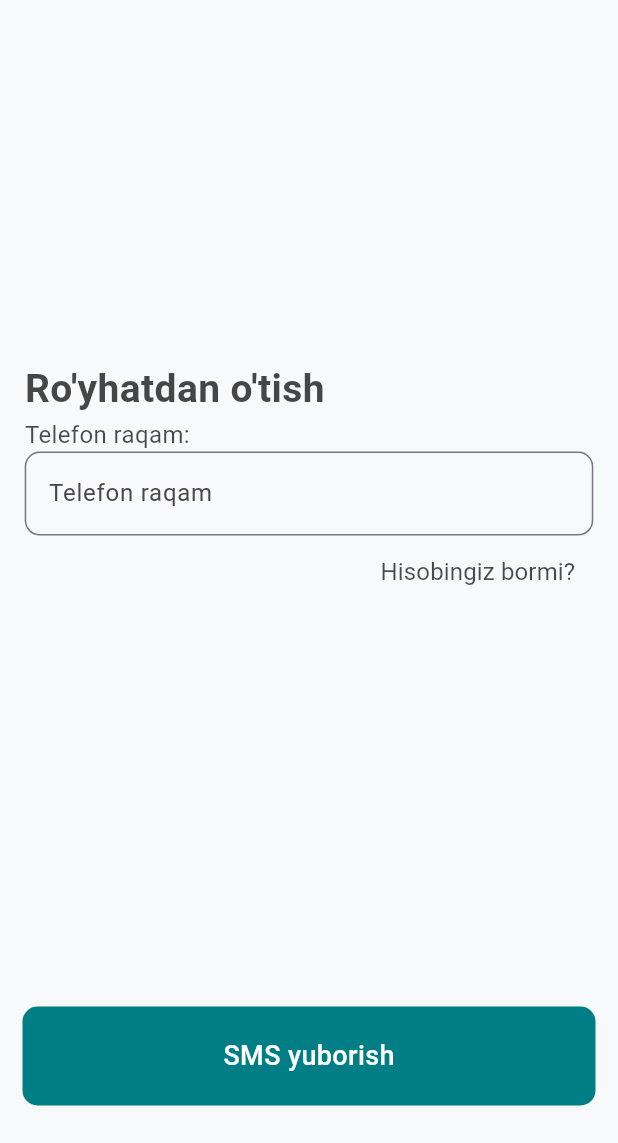
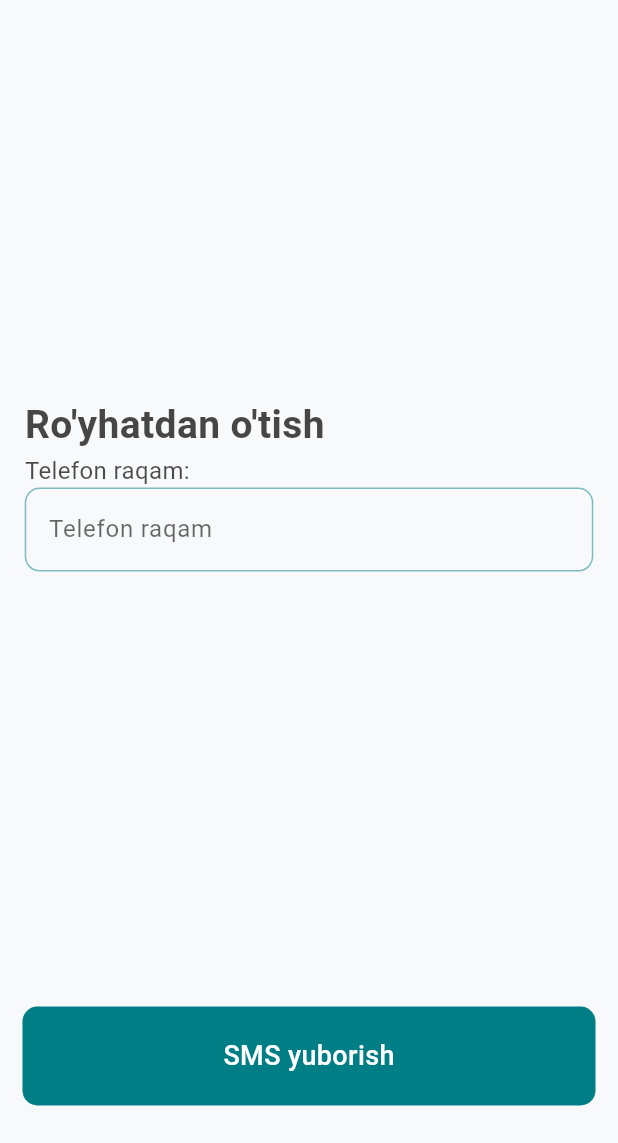
Before and after one commit to hakimkhon/clinic-app, a Flutter app: the screen it shows after launch, on a phone screen of 412 x 824 dp, the part 93-1236 px from its top. Run offline on Flutter 3.47's test engine with Material 3 defaults, Android fonts, the phone set to English and light mode, and no system bars; drawn by our look-alikes of zoom_tap_animation.

Commit message:
AndroidManifest file update, swg file add, text field border color add

```diff
--- a/lib/presentation/core/constant/colors.dart
+++ b/lib/presentation/core/constant/colors.dart
@@ -9,6 +9,7 @@ class MyColors {
   static const btnBackgroundDarkColor = Color.fromRGBO(14, 14, 14, 0.6);
   static const btnTextColor = Color.fromRGBO(255, 255, 255, 1);
   static const textButtonColor = Color.fromRGBO(0, 0, 0, 0.5);
+  static const hindTextColor = Color.fromRGBO(0, 0, 0, 0.6);
   static const containerTitleColor = Color.fromRGBO(36, 36, 36, 0.85);
   static const containerSubTitleColor = Color.fromRGBO(0, 0, 0, 0.4);
   static const containerBackgroundColor = Color.fromRGBO(0, 126, 133, 0.1);
--- a/lib/presentation/screens/auth/auth_page.dart
+++ b/lib/presentation/screens/auth/auth_page.dart
@@ -2,8 +2,8 @@ import 'package:clinicapp/data/routes/app_route.dart';
 import 'package:clinicapp/presentation/core/constant/colors.dart';
 import 'package:clinicapp/presentation/core/constant/sizes.dart';
 import 'package:clinicapp/presentation/core/resource/assets.dart';
-import 'package:clinicapp/presentation/widgets/my_buttom.dart';
-import 'package:clinicapp/presentation/widgets/text_field.dart';
+import 'package:clinicapp/presentation/widgets/custom_button_widget.dart';
+import 'package:clinicapp/presentation/widgets/custom_text_field_widget.dart';
 import 'package:flutter/material.dart';
 
 class AuthPage extends StatelessWidget {
@@ -11,6 +11,7 @@ class AuthPage extends StatelessWidget {
 
   @override
   Widget build(BuildContext context) {
+    TextEditingController smsCodeController = TextEditingController();
     return Scaffold(
       backgroundColor: MyColors.bgBodyColor,
       body: SafeArea(
@@ -39,7 +40,6 @@ class AuthPage extends StatelessWidget {
               width: ConstSizes.width(100, context),
               padding: EdgeInsets.all(ConstSizes.width(4, context)),
               child: Column(
-                // mainAxisAlignment: MainAxisAlignment.start,
                 crossAxisAlignment: CrossAxisAlignment.start,
                 children: [
                   const Text(
@@ -50,37 +50,19 @@ class AuthPage extends StatelessWidget {
                       fontWeight: FontWeight.bold,
                     ),
                   ),
-                  const Text(
-                    "SMS kod:",
-                    style: TextStyle(
-                      fontSize: 16,
-                      color: MyColors.subTextColor,
-                      fontWeight: FontWeight.w400,
-                    ),
+                  CustomTextFieldWidget(
+                    hintText: "SMS kodni kiring",
+                    topText: "SMS kod",
+                    controller: smsCodeController,
+                    type: TextInputType.number,
                   ),
-                  const MyTextField(hintText: "SMS kodni kiriting"),
-                  TextButton(
-                    onPressed: () {},
-                    child: SizedBox(
-                      width: ConstSizes.width(100, context),
-                      child: const Text(
-                        "Nomerni o'zgartirish",
-                        textAlign: TextAlign.right,
-                        style: TextStyle(
-                          fontSize: 16,
-                          color: MyColors.subTextColor,
-                          fontWeight: FontWeight.w400,
-                        ),
-                      ),
-                    ),
-                  )
                 ],
               ),
             ),
             Padding(
               padding:
                   const EdgeInsets.symmetric(horizontal: 15.0, vertical: 25),
-              child: MyButtom(
+              child: CustomButtonWidget(
                 title: "Tasdiqlash",
                 onTap: () {
                   Navigator.pushNamedAndRemoveUntil(
--- a/lib/presentation/screens/home/home_page.dart
+++ b/lib/presentation/screens/home/home_page.dart
@@ -2,8 +2,8 @@ import 'package:clinicapp/data/routes/app_route.dart';
 import 'package:clinicapp/presentation/core/constant/colors.dart';
 import 'package:clinicapp/presentation/core/constant/sizes.dart';
 import 'package:clinicapp/presentation/core/resource/assets.dart';
-import 'package:clinicapp/presentation/widgets/my_buttom.dart';
-import 'package:clinicapp/presentation/widgets/text_field.dart';
+import 'package:clinicapp/presentation/widgets/custom_button_widget.dart';
+import 'package:clinicapp/presentation/widgets/custom_text_field_widget.dart';
 import 'package:flutter/material.dart';
 
 class HomePage extends StatefulWidget {
@@ -14,6 +14,7 @@ class HomePage extends StatefulWidget {
 }
 
 class _HomePageState extends State<HomePage> {
+  TextEditingController phoneNumberController = TextEditingController();
   @override
   Widget build(BuildContext context) {
     return Scaffold(
@@ -44,7 +45,6 @@ class _HomePageState extends State<HomePage> {
               width: ConstSizes.width(100, context),
               padding: EdgeInsets.all(ConstSizes.width(4, context)),
               child: Column(
-                // mainAxisAlignment: MainAxisAlignment.start,
                 crossAxisAlignment: CrossAxisAlignment.start,
                 children: [
                   const Text(
@@ -55,37 +55,18 @@ class _HomePageState extends State<HomePage> {
                       fontWeight: FontWeight.bold,
                     ),
                   ),
-                  const Text(
-                    "Telefon raqam:",
-                    style: TextStyle(
-                      fontSize: 16,
-                      color: MyColors.subTextColor,
-                      fontWeight: FontWeight.w400,
-                    ),
+                  CustomTextFieldWidget(
+                    hintText: "Telefon raqam",
+                    controller: phoneNumberController,
+                    type: TextInputType.phone,
                   ),
-                  const MyTextField(hintText: "Telefon raqam"),
-                  TextButton(
-                    onPressed: () {},
-                    child: SizedBox(
-                      width: ConstSizes.width(100, context),
-                      child: const Text(
-                        "Hisobingiz bormi?",
-                        textAlign: TextAlign.right,
-                        style: TextStyle(
-                          fontSize: 16,
-                          color: MyColors.subTextColor,
-                          fontWeight: FontWeight.w400,
-                        ),
-                      ),
-                    ),
-                  )
                 ],
               ),
             ),
             Padding(
               padding:
                   const EdgeInsets.symmetric(horizontal: 15.0, vertical: 25),
-              child: MyButtom(
+              child: CustomButtonWidget(
                 title: "SMS yuborish",
                 onTap: () {
                   Navigator.pushNamedAndRemoveUntil(
--- /dev/null
+++ b/lib/presentation/widgets/custom_button_widget.dart
@@ -0,0 +1,56 @@
+import 'package:clinicapp/presentation/core/constant/colors.dart';
+import 'package:clinicapp/presentation/core/constant/sizes.dart';
+import 'package:flutter/material.dart';
+import 'package:zoom_tap_animation/zoom_tap_animation.dart';
+
+class CustomButtonWidget extends StatelessWidget {
+  const CustomButtonWidget({
+    super.key,
+    required this.title,
+    required this.onTap,
+    this.icon = false,
+    this.color = MyColors.btnBackgroundColor,
+  });
+  final String title;
+  final Function onTap;
+  final bool icon;
+  final Color color;
+
+  @override
+  Widget build(BuildContext context) {
+    return ZoomTapAnimation(
+      child: Stack(
+        children: [
+          Container(
+            alignment: Alignment.center,
+            width: ConstSizes.width(100, context),
+            height: ConstSizes.height(8, context),
+            decoration: BoxDecoration(
+                borderRadius: BorderRadius.circular(10), color: color),
+            child: Text(
+              title,
+              style: const TextStyle(
+                fontSize: 18,
+                color: MyColors.btnTextColor,
+                fontWeight: FontWeight.w500,
+              ),
+            ),
+          ),
+          if (icon)
+            const Positioned(
+              right: 8,
+              top: 22,
+              child: Icon(
+                Icons.chevron_right,
+                color: Colors.white,
+                size: 28,
+              ),
+            )
+        ],
+      ),
+      onTap: () {
+        onTap();
+      },
+    );
+  }
+}
--- /dev/null
+++ b/lib/presentation/widgets/custom_text_field_widget.dart
@@ -0,0 +1,56 @@
+import 'package:clinicapp/presentation/core/constant/colors.dart';
+import 'package:flutter/material.dart';
+
+class CustomTextFieldWidget extends StatelessWidget {
+  const CustomTextFieldWidget({
+    super.key,
+    required this.hintText,
+    this.topText = "",
+    required this.controller,
+    this.type = TextInputType.text,
+  });
+  final String topText;
+  final String hintText;
+  final TextInputType type;
+  final TextEditingController controller;
+
+  @override
+  Widget build(BuildContext context) {
+    return Column(
+      crossAxisAlignment: CrossAxisAlignment.start,
+      children: [
+        Text(
+          topText == "" ? "$hintText:" : "$topText:",
+          style: const TextStyle(
+            fontSize: 16,
+            color: MyColors.subTextColor,
+            fontWeight: FontWeight.w400,
+          ),
+        ),
+        TextField(
+          controller: controller,
+          decoration: InputDecoration(
+              enabledBorder: OutlineInputBorder(
+                borderRadius: BorderRadius.circular(10),
+                borderSide: const BorderSide(
+                  color: MyColors.borderTextFieldColor,
+                ),
+              ),
+              focusedBorder: OutlineInputBorder(
+                borderRadius: BorderRadius.circular(10),
+                borderSide: const BorderSide(
+                    // color: MyColors.borderTextFieldColor,
+                    ),
+              ),
+              hintText: hintText,
+              hintStyle: const TextStyle(
+                fontSize: 16,
+                color: MyColors.hindTextColor,
+                fontWeight: FontWeight.w400,
+              )),
+          keyboardType: type,
+        ),
+      ],
+    );
+  }
+}
--- a/lib/presentation/widgets/my_buttom.dart
+++ /dev/null
@@ -1,39 +0,0 @@
-import 'package:clinicapp/presentation/core/constant/colors.dart';
-import 'package:clinicapp/presentation/core/constant/sizes.dart';
-import 'package:flutter/material.dart';
-import 'package:zoom_tap_animation/zoom_tap_animation.dart';
-
-class MyButtom extends StatelessWidget {
-  const MyButtom({
-    super.key,
-    required this.title,
-    required this.onTap,
-  });
-  final String title;
-  final Function onTap;
-
-  @override
-  Widget build(BuildContext context) {
-    return ZoomTapAnimation(
-      child: Container(
-        alignment: Alignment.center,
-        width: ConstSizes.width(100, context),
-        height: ConstSizes.height(8, context),
-        decoration: BoxDecoration(
-            borderRadius: BorderRadius.circular(10),
-            color: MyColors.btnBackgroundColor),
-        child: Text(
-          title,
-          style: const TextStyle(
-            fontSize: 18,
-            color: MyColors.btnTextColor,
-            fontWeight: FontWeight.w500,
-          ),
-        ),
-      ),
-      onTap: () {
-        onTap();
-      },
-    );
-  }
-}
--- a/lib/presentation/widgets/text_field.dart
+++ /dev/null
@@ -1,20 +0,0 @@
-import 'package:clinicapp/presentation/core/constant/colors.dart';
-import 'package:flutter/material.dart';
-
-class MyTextField extends StatelessWidget {
-  const MyTextField({super.key, required this.hintText});
-  final String hintText;
-
-  @override
-  Widget build(BuildContext context) {
-    return TextField(
-      decoration: InputDecoration(
-        border: OutlineInputBorder(
-            borderRadius: BorderRadius.circular(10),
-            borderSide: const BorderSide(color: MyColors.borderTextFieldColor)),
-        hintText: hintText,
-      ),
-      keyboardType: TextInputType.number,
-    );
-  }
-}
```
Also changed, not shown: assets/images/bottom_image.svg (added), assets/images/test.txt (deleted), assets/images/top_image.svg (added), 1 other file.
